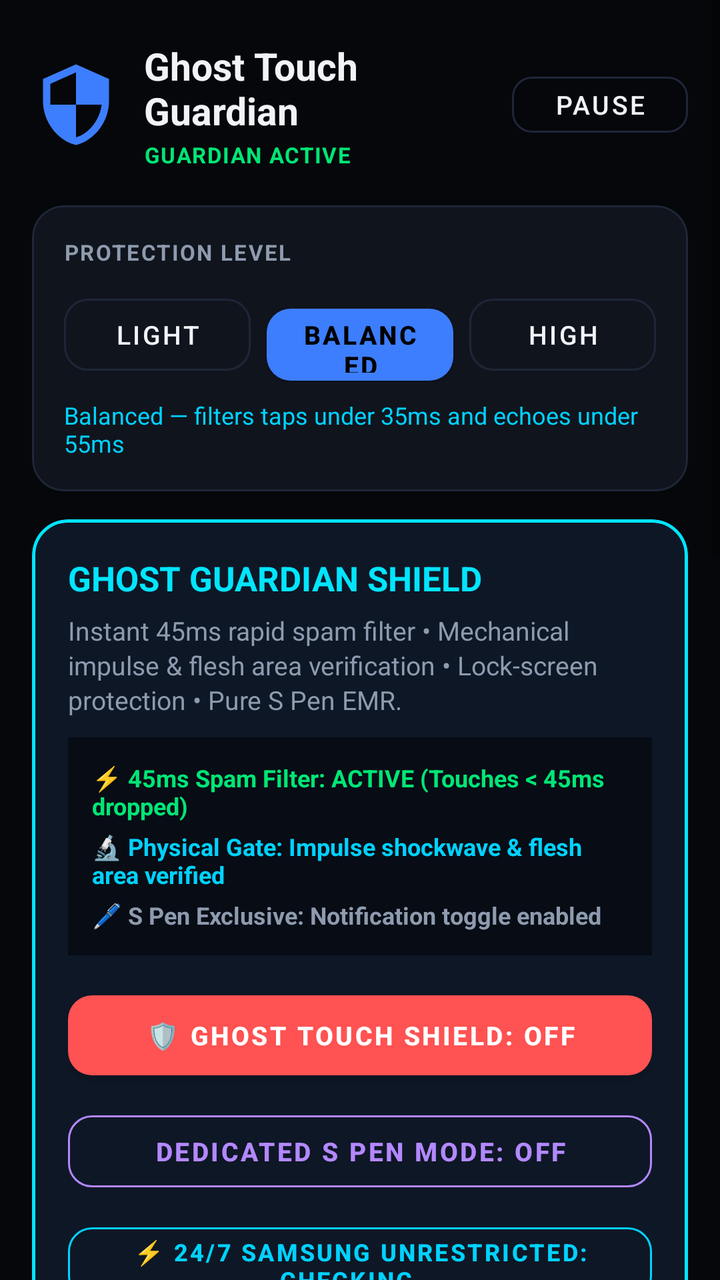
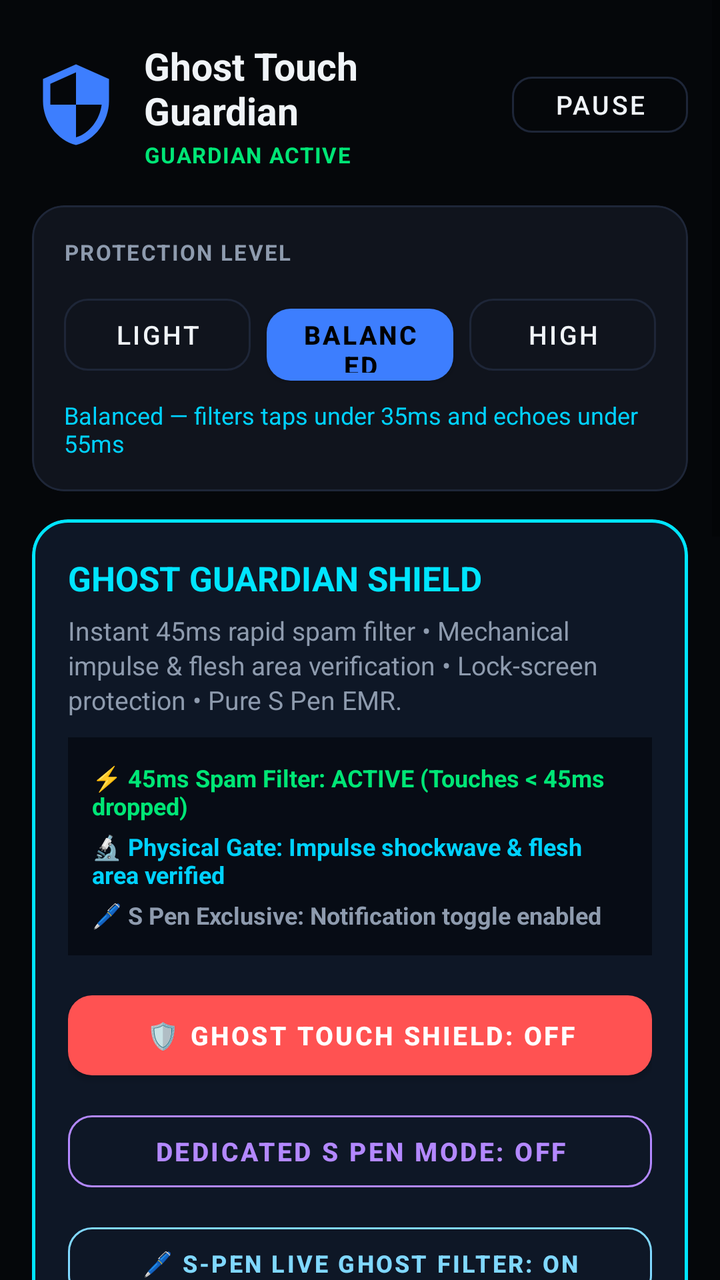

Before-and-after screenshots of an Android layout around one commit, followed by the original layout XML and the change that was made.
<!-- AndroidManifest.xml: application theme Theme.GhostTouchGuardian -->
<!-- res/layout/activity_main.xml -->
<?xml version="1.0" encoding="utf-8"?>
<ScrollView xmlns:android="http://schemas.android.com/apk/res/android"
    xmlns:app="http://schemas.android.com/apk/res-auto"
    android:layout_width="match_parent"
    android:layout_height="match_parent"
    android:background="@color/amoled_black"
    android:fillViewport="true">

    <LinearLayout
        android:layout_width="match_parent"
        android:layout_height="wrap_content"
        android:orientation="vertical"
        android:paddingStart="16dp"
        android:paddingEnd="16dp"
        android:paddingTop="20dp"
        android:paddingBottom="40dp">

        
        <LinearLayout
            android:layout_width="match_parent"
            android:layout_height="wrap_content"
            android:gravity="center_vertical"
            android:orientation="horizontal">

            <ImageView
                android:layout_width="44dp"
                android:layout_height="44dp"
                android:src="@drawable/ic_shield"
                android:contentDescription="Shield"
                app:tint="@color/accent_blue" />

            <LinearLayout
                android:layout_width="0dp"
                android:layout_height="wrap_content"
                android:layout_marginStart="12dp"
                android:layout_weight="1"
                android:orientation="vertical">

                <TextView
                    android:layout_width="wrap_content"
                    android:layout_height="wrap_content"
                    android:text="@string/app_name"
                    android:textColor="@color/text_primary"
                    android:textSize="19sp"
                    android:textStyle="bold" />

                
                <TextView
                    android:id="@+id/tvGuardianStatus"
                    android:layout_width="wrap_content"
                    android:layout_height="wrap_content"
                    android:layout_marginTop="2dp"
                    android:text="GUARDIAN ACTIVE"
                    android:textColor="@color/valid_green"
                    android:textSize="11sp"
                    android:textStyle="bold"
                    android:letterSpacing="0.05" />
            </LinearLayout>

            
            <com.google.android.material.button.MaterialButton
                android:id="@+id/btnToggleGuardian"
                style="@style/Widget.MaterialComponents.Button.OutlinedButton"
                android:layout_width="wrap_content"
                android:layout_height="40dp"
                android:minHeight="0dp"
                android:paddingStart="14dp"
                android:paddingEnd="14dp"
                android:text="Pause"
                android:textColor="@color/text_primary"
                android:textSize="13sp"
                app:cornerRadius="10dp"
                app:strokeColor="@color/card_border" />
        </LinearLayout>

        
        <com.google.android.material.card.MaterialCardView
            android:layout_width="match_parent"
            android:layout_height="wrap_content"
            android:layout_marginTop="18dp"
            app:cardBackgroundColor="@color/card_dark"
            app:cardCornerRadius="16dp"
            app:cardElevation="0dp"
            app:strokeColor="@color/card_border"
            app:strokeWidth="1dp">

            <LinearLayout
                android:layout_width="match_parent"
                android:layout_height="wrap_content"
                android:orientation="vertical"
                android:padding="16dp">

                <TextView
                    android:layout_width="wrap_content"
                    android:layout_height="wrap_content"
                    android:text="PROTECTION LEVEL"
                    android:textColor="@color/text_secondary"
                    android:textSize="11sp"
                    android:textStyle="bold"
                    android:letterSpacing="0.07" />

                
                <LinearLayout
                    android:layout_width="match_parent"
                    android:layout_height="wrap_content"
                    android:layout_marginTop="10dp"
                    android:orientation="horizontal">

                    <com.google.android.material.button.MaterialButton
                        android:id="@+id/btnProfileGaming"
                        style="@style/Widget.MaterialComponents.Button.OutlinedButton"
                        android:layout_width="0dp"
                        android:layout_height="48dp"
                        android:layout_marginEnd="4dp"
                        android:layout_weight="1"
                        android:minHeight="0dp"
                        android:text="Light"
                        android:textColor="@color/text_primary"
                        android:textSize="13sp"
                        app:cornerRadius="12dp"
                        app:strokeColor="@color/card_border" />

                    <com.google.android.material.button.MaterialButton
                        android:id="@+id/btnProfileBalanced"
                        style="@style/Widget.MaterialComponents.Button"
                        android:layout_width="0dp"
                        android:layout_height="48dp"
                        android:layout_marginStart="4dp"
                        android:layout_marginEnd="4dp"
                        android:layout_weight="1"
                        android:minHeight="0dp"
                        android:text="Balanced"
                        android:textSize="13sp"
                        android:textStyle="bold"
                        app:backgroundTint="@color/accent_blue"
                        app:cornerRadius="12dp" />

                    <com.google.android.material.button.MaterialButton
                        android:id="@+id/btnProfileAggressive"
                        style="@style/Widget.MaterialComponents.Button.OutlinedButton"
                        android:layout_width="0dp"
                        android:layout_height="48dp"
                        android:layout_marginStart="4dp"
                        android:layout_weight="1"
                        android:minHeight="0dp"
                        android:text="High"
                        android:textColor="@color/text_primary"
                        android:textSize="13sp"
                        app:cornerRadius="12dp"
                        app:strokeColor="@color/card_border" />
                </LinearLayout>

                
                <TextView
                    android:id="@+id/tvMetricSummary"
                    android:layout_width="wrap_content"
                    android:layout_height="wrap_content"
                    android:layout_marginTop="8dp"
                    android:text="Balanced — filters taps under 35ms and echoes under 55ms"
                    android:textColor="@color/accent_cyan"
                    android:textSize="12sp" />
            </LinearLayout>
        </com.google.android.material.card.MaterialCardView>


        
        <com.google.android.material.card.MaterialCardView
            android:id="@+id/cardGhostLearning"
            android:layout_width="match_parent"
            android:layout_height="wrap_content"
            android:layout_marginTop="14dp"
            app:cardBackgroundColor="#0E1726"
            app:cardCornerRadius="18dp"
            app:cardElevation="0dp"
            app:strokeColor="#00E5FF"
            app:strokeWidth="1.5dp">

            <LinearLayout
                android:layout_width="match_parent"
                android:layout_height="wrap_content"
                android:orientation="vertical"
                android:padding="18dp">

                <TextView
                    android:layout_width="wrap_content"
                    android:layout_height="wrap_content"
                    android:text="GHOST GUARDIAN SHIELD"
                    android:textColor="#00E5FF"
                    android:textSize="17sp"
                    android:textStyle="bold" />

                <TextView
                    android:id="@+id/tvGhostLearningDesc"
                    android:layout_width="wrap_content"
                    android:layout_height="wrap_content"
                    android:layout_marginTop="6dp"
                    android:text="Instant 45ms rapid spam filter • Mechanical impulse &amp; flesh area verification • Lock-screen protection • Pure S Pen EMR."
                    android:textColor="@color/text_secondary"
                    android:textSize="13sp"
                    android:lineSpacingExtra="2dp" />

                
                <LinearLayout
                    android:id="@+id/panelAiStatus"
                    android:layout_width="match_parent"
                    android:layout_height="wrap_content"
                    android:layout_marginTop="10dp"
                    android:background="#070C15"
                    android:orientation="vertical"
                    android:padding="12dp">

                    <TextView
                        android:id="@+id/tvAiFingerStatus"
                        android:layout_width="wrap_content"
                        android:layout_height="wrap_content"
                        android:text="⚡ 45ms Spam Filter: ACTIVE (Touches &lt; 45ms dropped)"
                        android:textColor="@color/valid_green"
                        android:textSize="12sp"
                        android:textStyle="bold" />

                    <TextView
                        android:id="@+id/tvAiGhostStatus"
                        android:layout_width="wrap_content"
                        android:layout_height="wrap_content"
                        android:layout_marginTop="4dp"
                        android:text="🔬 Physical Gate: Impulse shockwave &amp; flesh area verified"
                        android:textColor="@color/accent_cyan"
                        android:textSize="12sp"
                        android:textStyle="bold" />

                    <TextView
                        android:id="@+id/tvAiSPenStatus"
                        android:layout_width="wrap_content"
                        android:layout_height="wrap_content"
                        android:layout_marginTop="4dp"
                        android:text="🖊️ S Pen Exclusive: Notification toggle enabled"
                        android:textColor="@color/text_secondary"
                        android:textSize="12sp"
                        android:textStyle="bold" />
                </LinearLayout>

                
                <com.google.android.material.button.MaterialButton
                    android:id="@+id/btnToggleHotspotShield"
                    style="@style/Widget.MaterialComponents.Button"
                    android:layout_width="match_parent"
                    android:layout_height="52dp"
                    android:layout_marginTop="14dp"
                    android:text="🛡️ GHOST TOUCH SHIELD: OFF"
                    android:textColor="#FFFFFF"
                    android:textSize="13sp"
                    android:textStyle="bold"
                    app:backgroundTint="#FF5252"
                    app:cornerRadius="12dp" />

                
                <com.google.android.material.button.MaterialButton
                    android:id="@+id/btnToggleSPenMode"
                    style="@style/Widget.MaterialComponents.Button.OutlinedButton"
                    android:layout_width="match_parent"
                    android:layout_height="48dp"
                    android:layout_marginTop="8dp"
                    android:text="Dedicated S Pen Mode: OFF"
                    android:textColor="#B388FF"
                    android:textSize="13sp"
                    android:textStyle="bold"
                    app:cornerRadius="12dp"
                    app:strokeColor="#B388FF" />

                
                <com.google.android.material.button.MaterialButton
                    android:id="@+id/btnBatteryOptimization"
                    style="@style/Widget.MaterialComponents.Button.OutlinedButton"
                    android:layout_width="match_parent"
                    android:layout_height="48dp"
                    android:layout_marginTop="8dp"
                    android:text="⚡ 24/7 Samsung Unrestricted: Checking..."
                    android:textColor="@color/accent_cyan"
                    android:textSize="12sp"
                    android:textStyle="bold"
                    app:cornerRadius="12dp"
                    app:strokeColor="@color/accent_cyan" />

                
                <com.google.android.material.button.MaterialButton
                    android:id="@+id/btnResetLearnedData"
                    style="@style/Widget.MaterialComponents.Button.OutlinedButton"
                    android:layout_width="match_parent"
                    android:layout_height="48dp"
                    android:layout_marginTop="8dp"
                    android:text="🔄 RESET ALL GHOST DATA (CLEAN DEFAULTS)"
                    android:textColor="#FFB74D"
                    android:textSize="12sp"
                    android:textStyle="bold"
                    app:cornerRadius="12dp"
                    app:strokeColor="#FFB74D" />

                
                <com.google.android.material.button.MaterialButton
                    android:id="@+id/btnLaunchCoPilot"
                    style="@style/Widget.MaterialComponents.Button"
                    android:layout_width="match_parent"
                    android:layout_height="48dp"
                    android:layout_marginTop="8dp"
                    android:text="🧠 AI TEACH &amp; UNDO ARENA (CORRECT MISTAKES)"
                    android:textColor="#FFFFFF"
                    android:textSize="12sp"
                    android:textStyle="bold"
                    app:backgroundTint="#2563EB"
                    app:cornerRadius="12dp" />

                
                <com.google.android.material.button.MaterialButton
                    android:id="@+id/btnFingerMarginProfiler"
                    style="@style/Widget.MaterialComponents.Button.OutlinedButton"
                    android:layout_width="match_parent"
                    android:layout_height="48dp"
                    android:layout_marginTop="8dp"
                    android:text="🖐️ MEASURE FINGER MARGIN (CALIBRATE INTENSITY)"
                    android:textColor="#00E676"
                    android:textSize="12sp"
                    android:textStyle="bold"
                    app:cornerRadius="12dp"
                    app:strokeColor="#00E676" />
            </LinearLayout>
        </com.google.android.material.card.MaterialCardView>

        
        <com.google.android.material.card.MaterialCardView
            android:layout_width="match_parent"
            android:layout_height="wrap_content"
            android:layout_marginTop="14dp"
            app:cardBackgroundColor="@color/card_dark"
            app:cardCornerRadius="16dp"
            app:cardElevation="0dp"
            app:strokeColor="@color/card_border"
            app:strokeWidth="1dp">

            <LinearLayout
                android:layout_width="match_parent"
                android:layout_height="wrap_content"
                android:orientation="vertical"
                android:padding="16dp">

                <TextView
                    android:layout_width="wrap_content"
                    android:layout_height="wrap_content"
                    android:text="LIVE TELEMETRY"
                    android:textColor="@color/text_secondary"
                    android:textSize="11sp"
                    android:textStyle="bold"
                    android:letterSpacing="0.07" />

                <LinearLayout
                    android:layout_width="match_parent"
                    android:layout_height="wrap_content"
                    android:layout_marginTop="10dp"
                    android:orientation="horizontal">

                    <LinearLayout
                        android:layout_width="0dp"
                        android:layout_height="wrap_content"
                        android:layout_weight="1"
                        android:orientation="vertical">

                        <TextView
                            android:layout_width="wrap_content"
                            android:layout_height="wrap_content"
                            android:text="Ghost Taps"
                            android:textColor="@color/text_muted"
                            android:textSize="12sp" />

                        <TextView
                            android:id="@+id/tvGhostCount"
                            android:layout_width="wrap_content"
                            android:layout_height="wrap_content"
                            android:text="0"
                            android:textColor="@color/ghost_red"
                            android:textSize="30sp"
                            android:textStyle="bold" />
                    </LinearLayout>

                    <View
                        android:layout_width="1dp"
                        android:layout_height="44dp"
                        android:layout_gravity="center_vertical"
                        android:background="@color/card_border" />

                    <LinearLayout
                        android:layout_width="0dp"
                        android:layout_height="wrap_content"
                        android:layout_weight="1"
                        android:orientation="vertical"
                        android:paddingStart="12dp">

                        <TextView
                            android:layout_width="wrap_content"
                            android:layout_height="wrap_content"
                            android:text="Echoes"
                            android:textColor="@color/text_muted"
                            android:textSize="12sp" />

                        <TextView
                            android:id="@+id/tvEchoCount"
                            android:layout_width="wrap_content"
                            android:layout_height="wrap_content"
                            android:text="0"
                            android:textColor="#FFA726"
                            android:textSize="30sp"
                            android:textStyle="bold" />
                    </LinearLayout>

                    <View
                        android:layout_width="1dp"
                        android:layout_height="44dp"
                        android:layout_gravity="center_vertical"
                        android:background="@color/card_border" />

                    <LinearLayout
                        android:layout_width="0dp"
                        android:layout_height="wrap_content"
                        android:layout_weight="1"
                        android:orientation="vertical"
                        android:paddingStart="12dp">

                        <TextView
                            android:layout_width="wrap_content"
                            android:layout_height="wrap_content"
                            android:text="RAM Fixed"
                            android:textColor="@color/text_muted"
                            android:textSize="12sp" />

                        <TextView
                            android:id="@+id/tvRamUsage"
                            android:layout_width="wrap_content"
                            android:layout_height="wrap_content"
                            android:text="~3.6 KB"
                            android:textColor="@color/valid_green"
                            android:textSize="24sp"
                            android:textStyle="bold" />
                    </LinearLayout>
                </LinearLayout>
            </LinearLayout>
        </com.google.android.material.card.MaterialCardView>

        
        <com.google.android.material.card.MaterialCardView
            android:layout_width="match_parent"
            android:layout_height="wrap_content"
            android:layout_marginTop="14dp"
            app:cardBackgroundColor="@color/card_dark"
            app:cardCornerRadius="16dp"
            app:cardElevation="0dp"
            app:strokeColor="@color/card_border"
            app:strokeWidth="1dp">

            <LinearLayout
                android:layout_width="match_parent"
                android:layout_height="wrap_content"
                android:orientation="vertical"
                android:padding="16dp">

                <TextView
                    android:layout_width="wrap_content"
                    android:layout_height="wrap_content"
                    android:text="SERVICE STATUS"
                    android:textColor="@color/text_secondary"
                    android:textSize="11sp"
                    android:textStyle="bold"
                    android:letterSpacing="0.07" />

                
                <LinearLayout
                    android:layout_width="match_parent"
                    android:layout_height="wrap_content"
                    android:layout_marginTop="10dp"
                    android:orientation="horizontal">

                    <TextView
                        android:id="@+id/tvStatusService"
                        android:layout_width="wrap_content"
                        android:layout_height="wrap_content"
                        android:background="@drawable/badge_green"
                        android:paddingStart="10dp"
                        android:paddingEnd="10dp"
                        android:paddingTop="4dp"
                        android:paddingBottom="4dp"
                        android:text="Service ON"
                        android:textColor="#0A0A0A"
                        android:textSize="11sp"
                        android:textStyle="bold" />

                    <TextView
                        android:id="@+id/tvStatusBoot"
                        android:layout_width="wrap_content"
                        android:layout_height="wrap_content"
                        android:layout_marginStart="8dp"
                        android:background="@drawable/badge_cyan"
                        android:paddingStart="10dp"
                        android:paddingEnd="10dp"
                        android:paddingTop="4dp"
                        android:paddingBottom="4dp"
                        android:text="Auto-Start"
                        android:textColor="#0A0A0A"
                        android:textSize="11sp"
                        android:textStyle="bold" />

                </LinearLayout>

                <TextView
                    android:layout_width="wrap_content"
                    android:layout_height="wrap_content"
                    android:layout_marginTop="10dp"
                    android:text="Zero battery drain  •  Screen-off protection  •  Boot persistent"
                    android:textColor="@color/text_muted"
                    android:textSize="12sp" />
            </LinearLayout>
        </com.google.android.material.card.MaterialCardView>

        
        <com.google.android.material.card.MaterialCardView
            android:layout_width="match_parent"
            android:layout_height="wrap_content"
            android:layout_marginTop="14dp"
            app:cardBackgroundColor="@color/card_dark"
            app:cardCornerRadius="16dp"
            app:cardElevation="0dp"
            app:strokeColor="@color/card_border"
            app:strokeWidth="1dp">

            <LinearLayout
                android:layout_width="match_parent"
                android:layout_height="wrap_content"
                android:orientation="vertical"
                android:padding="16dp">

                <TextView
                    android:layout_width="wrap_content"
                    android:layout_height="wrap_content"
                    android:text="SETTINGS"
                    android:textColor="@color/text_secondary"
                    android:textSize="11sp"
                    android:textStyle="bold"
                    android:letterSpacing="0.07" />

                
                <LinearLayout
                    android:layout_width="match_parent"
                    android:layout_height="wrap_content"
                    android:layout_marginTop="12dp"
                    android:orientation="vertical">

                    <TextView
                        android:id="@+id/tvHardwareTitle"
                        android:layout_width="wrap_content"
                        android:layout_height="wrap_content"
                        android:text="HARDWARE TOUCH CALIBRATION"
                        android:textColor="@color/text_primary"
                        android:textSize="13sp"
                        android:textStyle="bold" />

                    <TextView
                        android:id="@+id/tvHardwareDesc"
                        android:layout_width="wrap_content"
                        android:layout_height="wrap_content"
                        android:layout_marginTop="4dp"
                        android:text="Recalibrate capacitive digitizer to eliminate phantom drift."
                        android:textColor="@color/text_secondary"
                        android:textSize="12sp"
                        android:lineSpacingExtra="2dp" />

                    <com.google.android.material.button.MaterialButton
                        android:id="@+id/btnHardwareCalibrate"
                        style="@style/Widget.MaterialComponents.Button.OutlinedButton"
                        android:layout_width="match_parent"
                        android:layout_height="46dp"
                        android:layout_marginTop="10dp"
                        android:text="OPEN CALIBRATION"
                        android:textColor="@color/accent_cyan"
                        android:textSize="13sp"
                        android:textStyle="bold"
                        app:cornerRadius="12dp"
                        app:strokeColor="@color/accent_cyan" />
                </LinearLayout>

                <View
                    android:layout_width="match_parent"
                    android:layout_height="1dp"
                    android:layout_marginTop="14dp"
                    android:layout_marginBottom="2dp"
                    android:background="@color/card_border" />

                
                <com.google.android.material.button.MaterialButton
                    android:id="@+id/btnToggleTestingAlerts"
                    style="@style/Widget.MaterialComponents.Button.OutlinedButton"
                    android:layout_width="match_parent"
                    android:layout_height="46dp"
                    android:layout_marginTop="8dp"
                    android:text="Testing Haptics: OFF (Silent)"
                    android:textColor="@color/text_secondary"
                    android:textSize="13sp"
                    app:cornerRadius="12dp"
                    app:strokeColor="@color/card_border" />

                
                <com.google.android.material.button.MaterialButton
                    android:id="@+id/btnFlushMemory"
                    style="@style/Widget.MaterialComponents.Button.OutlinedButton"
                    android:layout_width="match_parent"
                    android:layout_height="46dp"
                    android:layout_marginTop="8dp"
                    android:text="Flush Event Buffer"
                    android:textColor="@color/text_primary"
                    android:textSize="13sp"
                    app:cornerRadius="12dp"
                    app:strokeColor="@color/card_border" />

            </LinearLayout>
        </com.google.android.material.card.MaterialCardView>

    </LinearLayout>
</ScrollView>
<!-- resources referenced by this layout -->
<resources>
  <color name="accent_blue">#3D7EFE</color>
  <color name="accent_cyan">#00D2FF</color>
  <color name="amoled_black">#05070A</color>
  <color name="card_border">#1E2638</color>
  <color name="card_dark">#10141D</color>
  <color name="ghost_red">#FF4B4B</color>
  <color name="text_muted">#4E5D73</color>
  <color name="text_primary">#F0F4F8</color>
  <color name="text_secondary">#8E9BAE</color>
  <color name="valid_green">#00E676</color>
  <!-- drawable badge_cyan (drawable) -->
  <?xml version="1.0" encoding="utf-8"?>
  <shape xmlns:android="http://schemas.android.com/apk/res/android"
      android:shape="rectangle">
      <solid android:color="#00BCD4" />
      <corners android:radius="6dp" />
  </shape>
  <!-- drawable badge_green (drawable) -->
  <?xml version="1.0" encoding="utf-8"?>
  <shape xmlns:android="http://schemas.android.com/apk/res/android"
      android:shape="rectangle">
      <solid android:color="#00E676" />
      <corners android:radius="6dp" />
  </shape>
  <!-- drawable ic_shield (drawable) -->
  <vector xmlns:android="http://schemas.android.com/apk/res/android"
      android:width="24dp"
      android:height="24dp"
      android:viewportWidth="24"
      android:viewportHeight="24">
      <path
          android:fillColor="#3D7EFE"
          android:pathData="M12,1L3,5v6c0,5.55 3.84,10.74 9,12c5.16,-1.26 9,-6.45 9,-12V5L12,1zM12,11.99h7c-0.53,4.12 -3.28,7.79 -7,8.94V12H5V6.3l7,-3.11V11.99z" />
  </vector>
  <string name="app_name">Ghost Touch Guardian</string>
  <style name="Theme.GhostTouchGuardian" parent="Theme.MaterialComponents.DayNight.NoActionBar">
          <item name="colorPrimary">@color/accent_blue</item>
          <item name="colorPrimaryVariant">@color/accent_cyan</item>
          <item name="colorOnPrimary">@color/black</item>
          <item name="android:windowBackground">@color/amoled_black</item>
          <item name="android:statusBarColor">@color/amoled_black</item>
          <item name="android:navigationBarColor">@color/amoled_black</item>
      </style>
  <color name="black">#000000</color>
</resources>

<!-- the commit's change to res/layout/activity_main.xml (unified diff, before → after) -->
@@ -269,6 +269,20 @@
 
                 
                 <com.google.android.material.button.MaterialButton
+                    android:id="@+id/btnToggleSPenLiveFilter"
+                    style="@style/Widget.MaterialComponents.Button.OutlinedButton"
+                    android:layout_width="match_parent"
+                    android:layout_height="48dp"
+                    android:layout_marginTop="8dp"
+                    android:text="🖊️ S-Pen Live Ghost Filter: ON"
+                    android:textColor="#80D8FF"
+                    android:textSize="12sp"
+                    android:textStyle="bold"
+                    app:cornerRadius="12dp"
+                    app:strokeColor="#80D8FF" />
+
+                
+                <com.google.android.material.button.MaterialButton
                     android:id="@+id/btnBatteryOptimization"
                     style="@style/Widget.MaterialComponents.Button.OutlinedButton"
                     android:layout_width="match_parent"
